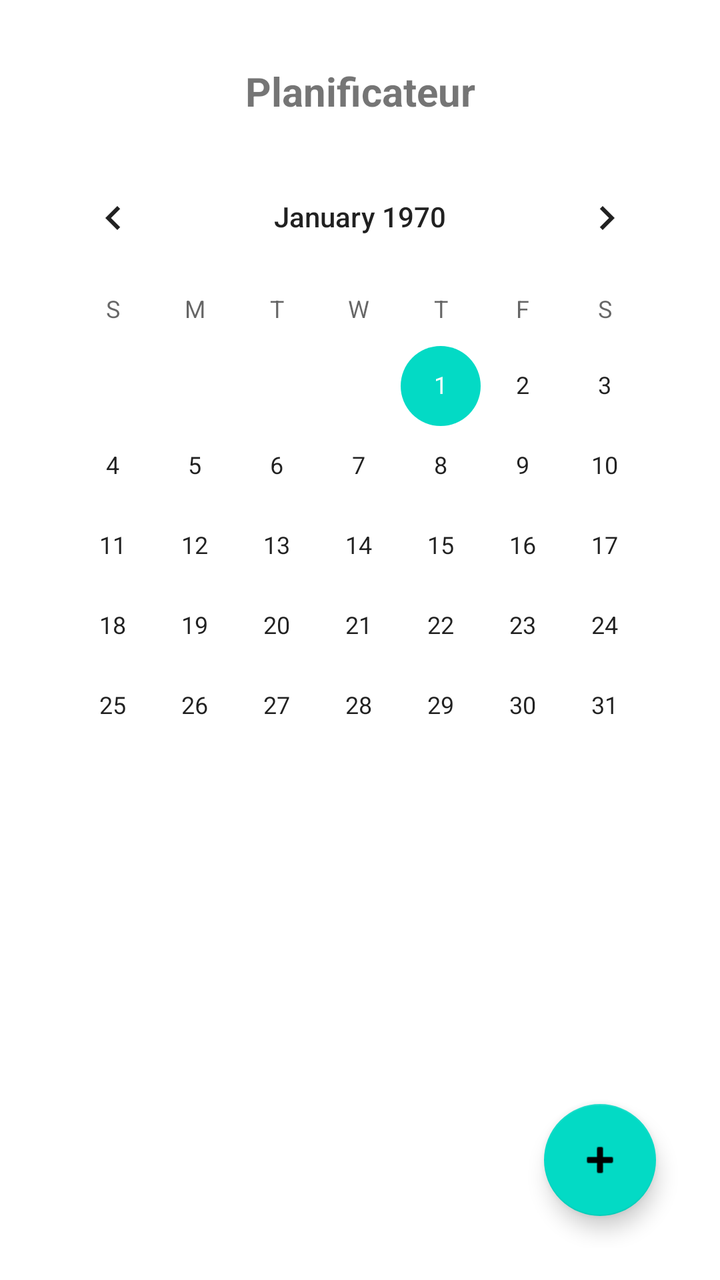
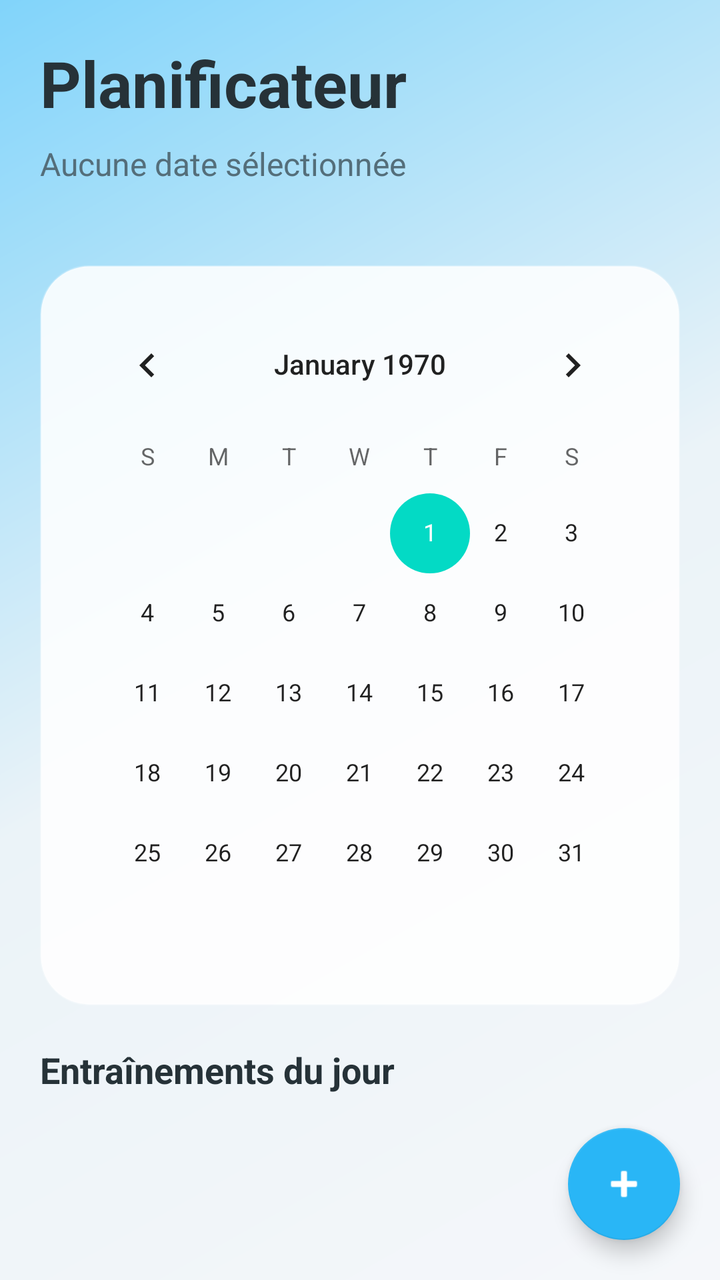

An Android layout rendered at two revisions. The XML below is the earlier revision; the diff shows what the commit changed to produce the second picture.
<!-- AndroidManifest.xml: application theme Theme.TriPrepApp -->
<!-- res/layout/activity_training_planner.xml -->
<?xml version="1.0" encoding="utf-8"?>
<androidx.constraintlayout.widget.ConstraintLayout xmlns:android="http://schemas.android.com/apk/res/android"
    xmlns:app="http://schemas.android.com/apk/res-auto"
    android:layout_width="match_parent"
    android:layout_height="match_parent"
    android:padding="16dp">

    <TextView
        android:id="@+id/titleText"
        android:layout_width="wrap_content"
        android:layout_height="wrap_content"
        android:text="@string/planner_title"
        android:textSize="20sp"
        android:textStyle="bold"
        app:layout_constraintTop_toTopOf="parent"
        app:layout_constraintStart_toStartOf="parent"
        app:layout_constraintEnd_toEndOf="parent"
        android:layout_marginTop="16dp"/>

    <CalendarView
        android:id="@+id/calendarView"
        android:layout_width="0dp"
        android:layout_height="wrap_content"
        app:layout_constraintTop_toBottomOf="@id/titleText"
        app:layout_constraintStart_toStartOf="parent"
        app:layout_constraintEnd_toEndOf="parent"
        android:layout_marginTop="16dp"/>

    <com.google.android.material.floatingactionbutton.FloatingActionButton
        android:id="@+id/fabAddTraining"
        android:layout_width="wrap_content"
        android:layout_height="wrap_content"
        android:contentDescription="@string/add_training"
        app:layout_constraintBottom_toBottomOf="parent"
        app:layout_constraintEnd_toEndOf="parent"
        android:layout_margin="16dp"
        app:srcCompat="@android:drawable/ic_input_add"/>

    <androidx.recyclerview.widget.RecyclerView
        android:id="@+id/trainingsRecyclerView"
        android:layout_width="0dp"
        android:layout_height="0dp"
        app:layout_constraintTop_toBottomOf="@id/calendarView"
        app:layout_constraintStart_toStartOf="parent"
        app:layout_constraintEnd_toEndOf="parent"
        app:layout_constraintBottom_toBottomOf="parent"
        android:layout_marginTop="16dp"/>

</androidx.constraintlayout.widget.ConstraintLayout>
<!-- resources referenced by this layout -->
<resources>
  <string name="add_training">Ajouter Entraînement</string>
  <string name="planner_title">Planificateur</string>
  <style name="Theme.TriPrepApp" parent="Theme.MaterialComponents.DayNight.DarkActionBar">
          <item name="colorPrimary">@color/purple_500</item>
          <item name="colorPrimaryVariant">@color/purple_700</item>
          <item name="colorOnPrimary">@color/white</item>
          <item name="colorSecondary">@color/teal_200</item>
          <item name="colorSecondaryVariant">@color/teal_700</item>
          <item name="colorOnSecondary">@color/black</item>
          <item name="android:statusBarColor">?attr/colorPrimaryVariant</item>
      </style>
  <color name="purple_500">#FF6200EE</color>
  <color name="purple_700">#FF3700B3</color>
  <color name="white">#FFFFFFFF</color>
  <color name="teal_200">#FF03DAC5</color>
  <color name="teal_700">#FF018786</color>
  <color name="black">#FF000000</color>
</resources>

<!-- the commit's change to res/layout/activity_training_planner.xml (unified diff, before → after) -->
@@ -3,28 +3,81 @@
     xmlns:app="http://schemas.android.com/apk/res-auto"
     android:layout_width="match_parent"
     android:layout_height="match_parent"
-    android:padding="16dp">
+    android:background="@drawable/bg_gradient">
 
-    <TextView
-        android:id="@+id/titleText"
-        android:layout_width="wrap_content"
+    <LinearLayout
+        android:id="@+id/headerLayout"
+        android:layout_width="match_parent"
         android:layout_height="wrap_content"
-        android:text="@string/planner_title"
-        android:textSize="20sp"
-        android:textStyle="bold"
-        app:layout_constraintTop_toTopOf="parent"
-        app:layout_constraintStart_toStartOf="parent"
-        app:layout_constraintEnd_toEndOf="parent"
-        android:layout_marginTop="16dp"/>
+        android:orientation="vertical"
+        android:padding="20dp"
+        app:layout_constraintTop_toTopOf="parent">
 
-    <CalendarView
-        android:id="@+id/calendarView"
-        android:layout_width="0dp"
-        android:layout_height="wrap_content"
-        app:layout_constraintTop_toBottomOf="@id/titleText"
-        app:layout_constraintStart_toStartOf="parent"
-        app:layout_constraintEnd_toEndOf="parent"
-        android:layout_marginTop="16dp"/>
+        <TextView
+            android:layout_width="wrap_content"
+            android:layout_height="wrap_content"
+            android:text="@string/planner_title"
+            android:textSize="32sp"
+            android:textStyle="bold"
+            android:textColor="@color/text_primary"
+            android:layout_marginBottom="8dp"/>
+
+        <TextView
+            android:id="@+id/selectedDateText"
+            android:layout_width="wrap_content"
+            android:layout_height="wrap_content"
+            android:text="Aucune date sélectionnée"
+            android:textSize="16sp"
+            android:textColor="@color/text_secondary"/>
+    </LinearLayout>
+
+    <ScrollView
+        android:layout_width="match_parent"
+        android:layout_height="0dp"
+        app:layout_constraintTop_toBottomOf="@id/headerLayout"
+        app:layout_constraintBottom_toBottomOf="parent">
+
+        <LinearLayout
+            android:layout_width="match_parent"
+            android:layout_height="wrap_content"
+            android:orientation="vertical"
+            android:padding="20dp"
+            android:paddingTop="0dp">
+
+            
+            <LinearLayout
+                android:layout_width="match_parent"
+                android:layout_height="wrap_content"
+                android:background="@drawable/bg_glass_card"
+                android:padding="16dp"
+                android:orientation="vertical"
+                android:layout_marginBottom="20dp"
+                android:elevation="4dp">
+
+                <CalendarView
+                    android:id="@+id/calendarView"
+                    android:layout_width="match_parent"
+                    android:layout_height="wrap_content"/>
+            </LinearLayout>
+
+            
+            <TextView
+                android:layout_width="wrap_content"
+                android:layout_height="wrap_content"
+                android:text="Entraînements du jour"
+                android:textSize="18sp"
+                android:textStyle="bold"
+                android:textColor="@color/text_primary"
+                android:layout_marginBottom="12dp"/>
+
+            <androidx.recyclerview.widget.RecyclerView
+                android:id="@+id/trainingsRecyclerView"
+                android:layout_width="match_parent"
+                android:layout_height="wrap_content"
+                android:nestedScrollingEnabled="false"/>
+
+        </LinearLayout>
+    </ScrollView>
 
     <com.google.android.material.floatingactionbutton.FloatingActionButton
         android:id="@+id/fabAddTraining"
@@ -33,17 +86,9 @@
         android:contentDescription="@string/add_training"
         app:layout_constraintBottom_toBottomOf="parent"
         app:layout_constraintEnd_toEndOf="parent"
-        android:layout_margin="16dp"
+        android:layout_margin="20dp"
+        app:tint="@color/white"
+        app:backgroundTint="@color/ocean_blue"
         app:srcCompat="@android:drawable/ic_input_add"/>
 
-    <androidx.recyclerview.widget.RecyclerView
-        android:id="@+id/trainingsRecyclerView"
-        android:layout_width="0dp"
-        android:layout_height="0dp"
-        app:layout_constraintTop_toBottomOf="@id/calendarView"
-        app:layout_constraintStart_toStartOf="parent"
-        app:layout_constraintEnd_toEndOf="parent"
-        app:layout_constraintBottom_toBottomOf="parent"
-        android:layout_marginTop="16dp"/>
-
 </androidx.constraintlayout.widget.ConstraintLayout>
<!-- resource entries referenced after the edit -->
@@ -1,5 +1,8 @@
 <!-- resources referenced by this layout -->
 <resources>
+  <color name="ocean_blue">#29B6F6</color>
+  <color name="text_primary">#263238</color>
+  <color name="text_secondary">#546E7A</color>
   <string name="add_training">Ajouter Entraînement</string>
   <string name="planner_title">Planificateur</string>
   <style name="Theme.TriPrepApp" parent="Theme.MaterialComponents.DayNight.DarkActionBar">
@@ -11,9 +14,31 @@
           <item name="colorOnSecondary">@color/black</item>
           <item name="android:statusBarColor">?attr/colorPrimaryVariant</item>
       </style>
+  <color name="glass_card">#DEFFFFFF</color>
+  <color name="cloud_white">#F5F7FA</color>
+  <color name="sky_blue_light">#81D4FA</color>
   <color name="purple_500">#FF6200EE</color>
   <color name="purple_700">#FF3700B3</color>
   <color name="white">#FFFFFFFF</color>
+  <!-- drawable bg_glass_card (drawable) -->
+  <?xml version="1.0" encoding="utf-8"?>
+  <shape xmlns:android="http://schemas.android.com/apk/res/android">
+      <solid android:color="@color/glass_card"/>
+      <corners android:radius="24dp"/>
+      <stroke
+          android:width="1dp"
+          android:color="#40FFFFFF"/>
+  </shape>
+  <!-- drawable bg_gradient (drawable) -->
+  <?xml version="1.0" encoding="utf-8"?>
+  <shape xmlns:android="http://schemas.android.com/apk/res/android">
+      <gradient
+          android:angle="135"
+          android:startColor="@color/cloud_white"
+          android:centerColor="#EBF3F8"
+          android:endColor="@color/sky_blue_light"
+          android:type="linear"/>
+  </shape>
   <color name="teal_200">#FF03DAC5</color>
   <color name="teal_700">#FF018786</color>
   <color name="black">#FF000000</color>
